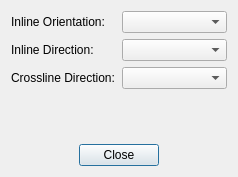
Old version of the form GridUI/orientationdialog.ui in the repository fsoos74/su.
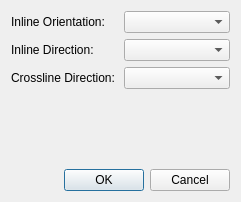
New version of the form. Icons and pictures are not drawn.

```diff
--- a/GridUI/orientationdialog.ui
+++ b/GridUI/orientationdialog.ui
@@ -6,8 +6,8 @@
    <rect>
     <x>0</x>
     <y>0</y>
-    <width>238</width>
-    <height>177</height>
+    <width>241</width>
+    <height>202</height>
    </rect>
   </property>
   <property name="windowTitle">
@@ -66,41 +66,11 @@
     </spacer>
    </item>
    <item>
-    <layout class="QHBoxLayout" name="horizontalLayout">
-     <item>
-      <spacer name="horizontalSpacer">
-       <property name="orientation">
-        <enum>Qt::Horizontal</enum>
-       </property>
-       <property name="sizeHint" stdset="0">
-        <size>
-         <width>40</width>
-         <height>20</height>
-        </size>
-       </property>
-      </spacer>
-     </item>
-     <item>
-      <widget class="QPushButton" name="pbClose">
-       <property name="text">
-        <string>Close</string>
-       </property>
-      </widget>
-     </item>
-     <item>
-      <spacer name="horizontalSpacer_2">
-       <property name="orientation">
-        <enum>Qt::Horizontal</enum>
-       </property>
-       <property name="sizeHint" stdset="0">
-        <size>
-         <width>40</width>
-         <height>20</height>
-        </size>
-       </property>
-      </spacer>
-     </item>
-    </layout>
+    <widget class="QDialogButtonBox" name="buttonBox">
+     <property name="standardButtons">
+      <set>QDialogButtonBox::Cancel|QDialogButtonBox::Ok</set>
+     </property>
+    </widget>
    </item>
   </layout>
  </widget>
```
Left out of the diff: 30 changed lines with no effect on the pictures.
